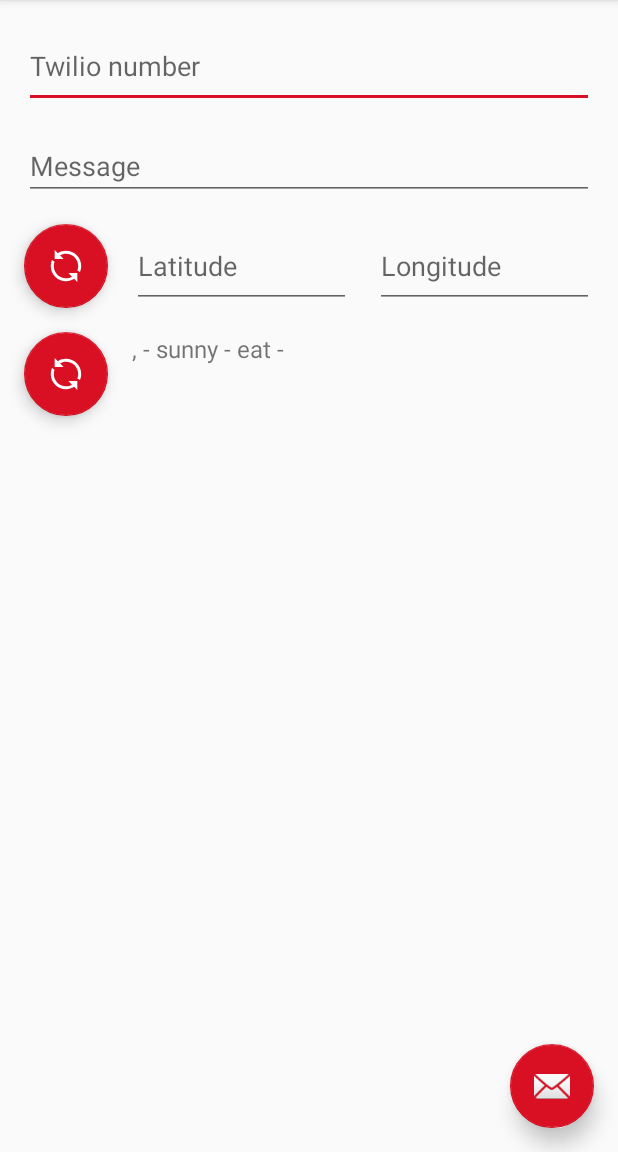
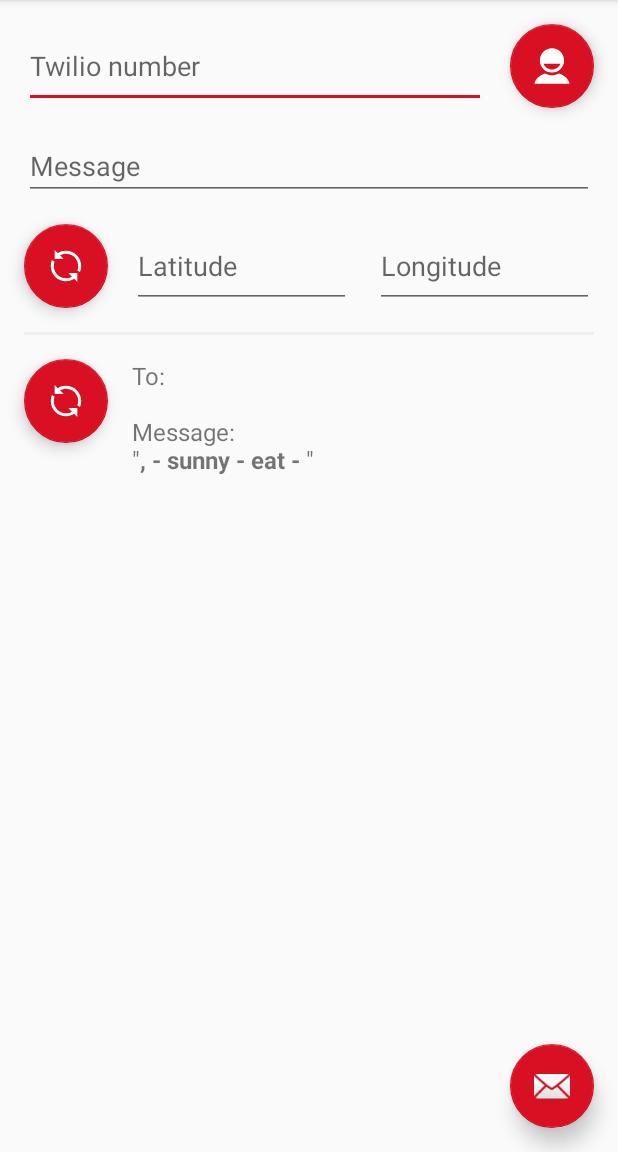
Before and after one commit to BigTrekker/the-big-trekker, an Android app: the screen it shows after launch (MainActivity), after a tap on an icon or button, on a phone screen of 412 x 824 dp, the part 84-1236 px from its top. Run offline under Robolectric (Android 15) with nearby library versions, the phone set to English and light mode, and no system bars.

Commit message:
allow picking a contact (#5) + improve display

```diff
--- a/android/app/src/main/java/com/bigtrekker/thebigtrekker/MainActivity.java
+++ b/android/app/src/main/java/com/bigtrekker/thebigtrekker/MainActivity.java
@@ -1,6 +1,9 @@
 package com.bigtrekker.thebigtrekker;
 
+import android.content.Intent;
+import android.database.Cursor;
 import android.location.Location;
+import android.net.Uri;
 import android.os.Bundle;
 
 import com.bigtrekker.thebigtrekker.services.LocationService;
@@ -12,7 +15,9 @@ import com.google.android.material.snackbar.Snackbar;
 import androidx.appcompat.app.AppCompatActivity;
 import androidx.appcompat.widget.Toolbar;
 
+import android.provider.ContactsContract;
 import android.telephony.SmsManager;
+import android.text.Html;
 import android.view.View;
 import android.widget.EditText;
 import android.widget.TextView;
@@ -22,6 +27,7 @@ import com.google.android.gms.tasks.OnSuccessListener;
 
 public class MainActivity extends AppCompatActivity {
     private String TAG = MainActivity.class.getName();
+    private static final int RESULT_PICK_CONTACT = 1;
 
     private PermissionService mPermissionService;
     private LocationService mLocationService;
@@ -41,6 +47,7 @@ public class MainActivity extends AppCompatActivity {
 
     private TextView smsContent;
 
+    private FloatingActionButton pickContactButton;
     private FloatingActionButton refreshLocationButton;
     private FloatingActionButton refreshSmsContent;
     private FloatingActionButton sendButton;
@@ -61,7 +68,10 @@ public class MainActivity extends AppCompatActivity {
                 messageInput.getText().toString()
         );
 
-        smsContent.setText(content);
+        smsContent.setText(Html.fromHtml(
+                "<p>To: <b>" + phoneNumberInput.getText() + "</b></p>" +
+                "<p>Message:<br/>\"<b>" + content + "</b>\"</p>"
+        ));
     }
 
     @Override
@@ -85,6 +95,7 @@ public class MainActivity extends AppCompatActivity {
 
         smsContent =            findViewById(R.id.sms_content);
 
+        pickContactButton =     findViewById(R.id.pick_contact);
         refreshLocationButton = findViewById(R.id.refresh_location);
         refreshSmsContent =     findViewById(R.id.refresh_sms_content);
         sendButton =            findViewById(R.id.fab);
@@ -98,6 +109,17 @@ public class MainActivity extends AppCompatActivity {
 
     private void setUpListeners() {
         mSmsManager = SmsManager.getDefault();
+
+        pickContactButton.setOnClickListener(new View.OnClickListener() {
+            @Override
+            public void onClick(View v) {
+                Intent contactPickerIntent = new Intent(
+                    Intent.ACTION_PICK,
+                    ContactsContract.CommonDataKinds.Phone.CONTENT_URI
+                );
+                startActivityForResult(contactPickerIntent, RESULT_PICK_CONTACT);
+            }
+        });
 
         sendButton.setOnClickListener(new View.OnClickListener() {
             @Override
@@ -127,8 +149,8 @@ public class MainActivity extends AppCompatActivity {
                             );
 
                             mPreferencesService.setString(
-                                    PreferencesService.PREF_TWILIO_NUMBER,
-                                    phoneNumberInput.getText().toString()
+                                PreferencesService.PREF_TWILIO_NUMBER,
+                                phoneNumberInput.getText().toString()
                             );
                         }
                     }
@@ -160,6 +182,28 @@ public class MainActivity extends AppCompatActivity {
     }
 
     @Override
+    public void onActivityResult(int requestCode, int resultCode, Intent data) {
+        // check whether the result is ok
+        if (resultCode == RESULT_OK) {
+            // Check for the request code, we might be using multiple startActivityForResult
+            switch (requestCode) {
+                case RESULT_PICK_CONTACT: // a contact was picked
+                    Uri contactData = data.getData();
+                    Cursor c = getContentResolver().query(contactData, null, null, null, null);
+                    try {
+                        if (c.moveToFirst()) {
+                            int phoneIndex = c.getColumnIndex(ContactsContract.CommonDataKinds.Phone.NUMBER);
+                            String num = c.getString(phoneIndex);
+                            phoneNumberInput.setText(num);
+                        }
+                    } catch (NullPointerException e) { /* ignore */ }
+                    c.close();
+                    break;
+            }
+        }
+    }
+
+    @Override
     public void onRequestPermissionsResult(int requestCode, String[] permissions,  int[] grantResults) {
         if (mPermissionService.hasPermissions()) {
             setUpListeners();
--- /dev/null
+++ b/android/app/src/main/res/drawable/contact.xml
@@ -0,0 +1,11 @@
+<?xml version="1.0"?>
+<vector xmlns:android="http://schemas.android.com/apk/res/android"
+    android:height="64dp"
+    android:width="64dp"
+    android:viewportWidth="1000.0"
+    android:viewportHeight="1000.0">
+    <group>
+        <path android:fillColor="#fff" android:pathData="M691.6,709.8c-56.5,32.1-121.9,50.5-191.6,50.5c-69.7,0-135.1-18.3-191.6-50.5C158.4,755.6,43.8,857.3,10,990h980C956.2,857.3,841.6,755.5,691.6,709.8z"/>
+        <path android:fillColor="#fff" android:pathData="M500,10c-186,0-336.7,150.9-336.7,336.9c0,186,150.8,336.8,336.7,336.8c186,0,336.7-150.8,336.7-336.8C836.7,160.9,686,10,500,10z M500,599.5c-107.1,0-198.6-66.3-235.3-160.7h470.7C698.6,533.2,607.1,599.5,500,599.5z"/>
+    </group>
+</vector>
--- a/android/app/src/main/res/layout/content_main.xml
+++ b/android/app/src/main/res/layout/content_main.xml
@@ -12,16 +12,26 @@
         android:id="@+id/phone_number"
         android:layout_width="0dp"
         android:layout_height="56dp"
-        android:layout_marginEnd="16dp"
         android:layout_marginStart="16dp"
         android:layout_marginTop="16dp"
+        android:layout_marginEnd="16dp"
         android:ems="10"
         android:hint="@string/phone_number"
         android:inputType="phone"
         app:layout_constraintHorizontal_bias="0.0"
         app:layout_constraintLeft_toLeftOf="parent"
+        app:layout_constraintRight_toLeftOf="@id/pick_contact"
+        app:layout_constraintTop_toTopOf="parent" />
+
+    <com.google.android.material.floatingactionbutton.FloatingActionButton
+        android:id="@+id/pick_contact"
+        android:layout_width="56dp"
+        android:layout_height="56dp"
+        android:layout_margin="@dimen/fab_margin"
+        app:fabSize="normal"
         app:layout_constraintRight_toRightOf="parent"
-        app:layout_constraintTop_toTopOf="parent" />
+        app:layout_constraintTop_toTopOf="parent"
+        app:srcCompat="@drawable/contact" />
 
     <EditText
         android:id="@+id/message"
@@ -42,14 +52,11 @@
         android:id="@+id/refresh_location"
         android:layout_width="56dp"
         android:layout_height="56dp"
-        android:layout_marginStart="16dp"
-        android:layout_marginTop="8dp"
-        android:layout_marginEnd="8dp"
         android:layout_margin="@dimen/fab_margin"
+        app:fabSize="normal"
         app:layout_constraintLeft_toLeftOf="parent"
         app:layout_constraintRight_toLeftOf="@id/latitude"
         app:layout_constraintTop_toBottomOf="@id/message"
-        app:fabSize="normal"
         app:srcCompat="@drawable/refresh" />
 
     <EditText
@@ -81,17 +88,25 @@
         app:layout_constraintRight_toRightOf="parent"
         app:layout_constraintTop_toBottomOf="@id/message" />
 
+    <View
+        android:id="@+id/divider"
+        android:layout_width="match_parent"
+        android:layout_height="2dp"
+        android:layout_marginTop="16dp"
+        android:layout_marginStart="16dp"
+        android:layout_marginEnd="16dp"
+        android:background="#eee"
+        app:layout_constraintTop_toBottomOf="@id/longitude" />
+
     <com.google.android.material.floatingactionbutton.FloatingActionButton
         android:id="@+id/refresh_sms_content"
         android:layout_width="56dp"
         android:layout_height="56dp"
-        android:layout_marginStart="16dp"
-        android:layout_marginEnd="8dp"
         android:layout_margin="@dimen/fab_margin"
+        app:fabSize="normal"
         app:layout_constraintLeft_toLeftOf="parent"
         app:layout_constraintRight_toLeftOf="@id/sms_content"
-        app:layout_constraintTop_toBottomOf="@id/longitude"
-        app:fabSize="normal"
+        app:layout_constraintTop_toBottomOf="@id/divider"
         app:srcCompat="@drawable/refresh" />
 
     <TextView
@@ -100,11 +115,11 @@
         android:layout_height="wrap_content"
         android:layout_marginTop="16dp"
         android:layout_marginEnd="16dp"
+        android:gravity="left|center"
+        android:hint="@string/sms_content_empty"
         android:textSize="16dp"
-        android:hint="@string/sms_content_empty"
-        android:gravity="left|center"
-        app:layout_constraintTop_toBottomOf="@id/longitude"
         app:layout_constraintLeft_toRightOf="@id/refresh_sms_content"
-        app:layout_constraintRight_toRightOf="parent" />
+        app:layout_constraintRight_toRightOf="parent"
+        app:layout_constraintTop_toBottomOf="@id/divider" />
 
 </androidx.constraintlayout.widget.ConstraintLayout>
```
